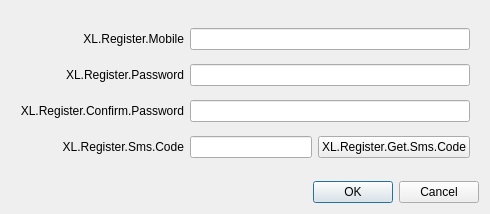
Above: UI/forms/XLRegisterDialog.ui from gechangli/obs-studio before the change. Below: the same form after it.
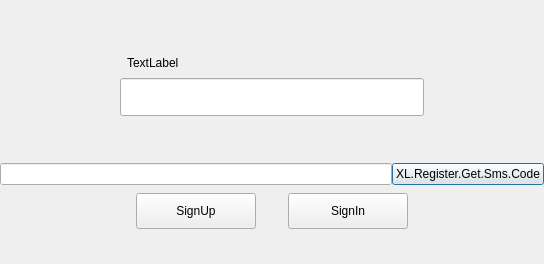
That is the form after the change. Icons and pictures are not drawn.

Commit message: working on register dialog

What changed in the file:
```diff
--- a/UI/forms/XLRegisterDialog.ui
+++ b/UI/forms/XLRegisterDialog.ui
@@ -9,10 +9,22 @@
    <rect>
     <x>0</x>
     <y>0</y>
-    <width>490</width>
-    <height>214</height>
+    <width>544</width>
+    <height>264</height>
    </rect>
   </property>
+  <property name="minimumSize">
+   <size>
+    <width>544</width>
+    <height>264</height>
+   </size>
+  </property>
+  <property name="maximumSize">
+   <size>
+    <width>544</width>
+    <height>264</height>
+   </size>
+  </property>
   <property name="windowTitle">
    <string>Dialog</string>
   </property>
@@ -23,6 +35,21 @@
    <bool>true</bool>
   </property>
   <layout class="QVBoxLayout" name="verticalLayout">
+   <property name="spacing">
+    <number>0</number>
+   </property>
+   <property name="leftMargin">
+    <number>0</number>
+   </property>
+   <property name="topMargin">
+    <number>26</number>
+   </property>
+   <property name="rightMargin">
+    <number>0</number>
+   </property>
+   <property name="bottomMargin">
+    <number>26</number>
+   </property>
    <item>
     <widget class="QFrame" name="frame">
      <property name="sizePolicy">
@@ -37,69 +64,180 @@
      <property name="frameShadow">
       <enum>QFrame::Raised</enum>
      </property>
-     <layout class="QGridLayout" name="gridLayout">
-      <item row="3" column="0">
-       <widget class="QLabel" name="passwordLabel">
-        <property name="text">
-         <string>XL.Register.Password</string>
+     <layout class="QVBoxLayout" name="verticalLayout_2">
+      <property name="spacing">
+       <number>0</number>
+      </property>
+      <property name="leftMargin">
+       <number>0</number>
+      </property>
+      <property name="topMargin">
+       <number>0</number>
+      </property>
+      <property name="rightMargin">
+       <number>0</number>
+      </property>
+      <property name="bottomMargin">
+       <number>0</number>
+      </property>
+      <item>
+       <widget class="QLabel" name="titleLabel">
+        <property name="sizePolicy">
+         <sizepolicy hsizetype="Expanding" vsizetype="Fixed">
+          <horstretch>0</horstretch>
+          <verstretch>0</verstretch>
+         </sizepolicy>
         </property>
-        <property name="alignment">
-         <set>Qt::AlignRight|Qt::AlignTrailing|Qt::AlignVCenter</set>
-        </property>
-       </widget>
-      </item>
-      <item row="5" column="0">
-       <widget class="QLabel" name="confirmPasswordLabel">
         <property name="text">
-         <string>XL.Register.Confirm.Password</string>
+         <string/>
         </property>
-        <property name="alignment">
-         <set>Qt::AlignRight|Qt::AlignTrailing|Qt::AlignVCenter</set>
+        <property name="pixmap">
+         <pixmap resource="obs.qrc">:/res/images/sign_up_title.png</pixmap>
         </property>
-       </widget>
-      </item>
-      <item row="1" column="0">
-       <widget class="QLabel" name="mobileLabel">
-        <property name="text">
-         <string>XL.Register.Mobile</string>
-        </property>
         <property name="alignment">
-         <set>Qt::AlignRight|Qt::AlignTrailing|Qt::AlignVCenter</set>
+         <set>Qt::AlignCenter</set>
         </property>
-       </widget>
-      </item>
-      <item row="7" column="0">
-       <widget class="QLabel" name="smsCodeLabel">
-        <property name="text">
-         <string>XL.Register.Sms.Code</string>
+        <property name="textInteractionFlags">
+         <set>Qt::NoTextInteraction</set>
         </property>
-        <property name="alignment">
-         <set>Qt::AlignRight|Qt::AlignTrailing|Qt::AlignVCenter</set>
-        </property>
        </widget>
       </item>
-      <item row="1" column="1">
-       <widget class="QLineEdit" name="mobileEdit">
-        <property name="inputMethodHints">
-         <set>Qt::ImhDialableCharactersOnly|Qt::ImhNoAutoUppercase</set>
+      <item>
+       <widget class="QWidget" name="warningBar" native="true">
+        <property name="sizePolicy">
+         <sizepolicy hsizetype="Expanding" vsizetype="Fixed">
+          <horstretch>0</horstretch>
+          <verstretch>0</verstretch>
+         </sizepolicy>
         </property>
+        <layout class="QHBoxLayout" name="horizontalLayout_2">
+         <property name="spacing">
+          <number>0</number>
+         </property>
+         <property name="leftMargin">
+          <number>120</number>
+         </property>
+         <property name="topMargin">
+          <number>0</number>
+         </property>
+         <property name="rightMargin">
+          <number>0</number>
+         </property>
+         <property name="bottomMargin">
+          <number>0</number>
+         </property>
+         <item>
+          <widget class="QLabel" name="warningIconLabel">
+           <property name="sizePolicy">
+            <sizepolicy hsizetype="Fixed" vsizetype="Fixed">
+             <horstretch>0</horstretch>
+             <verstretch>0</verstretch>
+            </sizepolicy>
+           </property>
+           <property name="text">
+            <string/>
+           </property>
+           <property name="pixmap">
+            <pixmap resource="obs.qrc">:/res/images/warning.png</pixmap>
+           </property>
+          </widget>
+         </item>
+         <item>
+          <widget class="QLabel" name="warningLabel">
+           <property name="text">
+            <string>TextLabel</string>
+           </property>
+          </widget>
+         </item>
+        </layout>
        </widget>
       </item>
-      <item row="3" column="1">
-       <widget class="QLineEdit" name="passwordEdit">
-        <property name="echoMode">
-         <enum>QLineEdit::Password</enum>
+      <item alignment="Qt::AlignHCenter">
+       <widget class="QWidget" name="editContainer" native="true">
+        <property name="minimumSize">
+         <size>
+          <width>304</width>
+          <height>77</height>
+         </size>
         </property>
-       </widget>
-      </item>
-      <item row="5" column="1">
-       <widget class="QLineEdit" name="confirmPasswordEdit">
-        <property name="echoMode">
-         <enum>QLineEdit::Password</enum>
+        <property name="maximumSize">
+         <size>
+          <width>304</width>
+          <height>77</height>
+         </size>
         </property>
+        <layout class="QVBoxLayout" name="verticalLayout_3">
+         <property name="spacing">
+          <number>0</number>
+         </property>
+         <property name="leftMargin">
+          <number>0</number>
+         </property>
+         <property name="topMargin">
+          <number>0</number>
+         </property>
+         <property name="rightMargin">
+          <number>0</number>
+         </property>
+         <property name="bottomMargin">
+          <number>0</number>
+         </property>
+         <item>
+          <widget class="QWidget" name="mobileContainer" native="true">
+           <property name="minimumSize">
+            <size>
+             <width>0</width>
+             <height>38</height>
+            </size>
+           </property>
+           <property name="maximumSize">
+            <size>
+             <width>16777215</width>
+             <height>38</height>
+            </size>
+           </property>
+           <layout class="QHBoxLayout" name="horizontalLayout_3">
+            <property name="spacing">
+             <number>0</number>
+            </property>
+            <property name="leftMargin">
+             <number>0</number>
+            </property>
+            <property name="topMargin">
+             <number>0</number>
+            </property>
+            <property name="rightMargin">
+             <number>0</number>
+            </property>
+            <property name="bottomMargin">
+             <number>0</number>
+            </property>
+            <item>
+             <widget class="QLineEdit" name="mobileEdit">
+              <property name="sizePolicy">
+               <sizepolicy hsizetype="Expanding" vsizetype="Expanding">
+                <horstretch>0</horstretch>
+                <verstretch>0</verstretch>
+               </sizepolicy>
+              </property>
+              <property name="focusPolicy">
+               <enum>Qt::NoFocus</enum>
+              </property>
+              <property name="inputMethodHints">
+               <set>Qt::ImhDialableCharactersOnly|Qt::ImhNoAutoUppercase</set>
+              </property>
+             </widget>
+            </item>
+           </layout>
+          </widget>
+         </item>
+         <item>
+          <widget class="QWidget" name="authCodeContainer" native="true"/>
+         </item>
+        </layout>
        </widget>
       </item>
-      <item row="7" column="1">
+      <item>
        <layout class="QHBoxLayout" name="horizontalLayout_4">
         <item>
          <widget class="QLineEdit" name="smsCodeEdit">
@@ -117,19 +255,86 @@
         </item>
        </layout>
       </item>
+      <item alignment="Qt::AlignHCenter">
+       <widget class="QWidget" name="buttonBox" native="true">
+        <property name="sizePolicy">
+         <sizepolicy hsizetype="Fixed" vsizetype="Fixed">
+          <horstretch>0</horstretch>
+          <verstretch>0</verstretch>
+         </sizepolicy>
+        </property>
+        <layout class="QHBoxLayout" name="horizontalLayout">
+         <property name="spacing">
+          <number>32</number>
+         </property>
+         <property name="leftMargin">
+          <number>0</number>
+         </property>
+         <property name="topMargin">
+          <number>0</number>
+         </property>
+         <property name="rightMargin">
+          <number>0</number>
+         </property>
+         <property name="bottomMargin">
+          <number>0</number>
+         </property>
+         <item>
+          <widget class="QPushButton" name="signUpButton">
+           <property name="sizePolicy">
+            <sizepolicy hsizetype="Fixed" vsizetype="Fixed">
+             <horstretch>0</horstretch>
+             <verstretch>0</verstretch>
+            </sizepolicy>
+           </property>
+           <property name="minimumSize">
+            <size>
+             <width>120</width>
+             <height>36</height>
+            </size>
+           </property>
+           <property name="maximumSize">
+            <size>
+             <width>120</width>
+             <height>36</height>
+            </size>
+           </property>
+           <property name="text">
+            <string>SignUp</string>
+           </property>
+          </widget>
+         </item>
+         <item>
+          <widget class="QPushButton" name="signInButton">
+           <property name="sizePolicy">
+            <sizepolicy hsizetype="Fixed" vsizetype="Fixed">
+             <horstretch>0</horstretch>
+             <verstretch>0</verstretch>
+            </sizepolicy>
+           </property>
+           <property name="minimumSize">
+            <size>
+             <width>120</width>
+             <height>36</height>
+            </size>
+           </property>
+           <property name="maximumSize">
+            <size>
+             <width>120</width>
+             <height>36</height>
+            </size>
+           </property>
+           <property name="text">
+            <string>SignIn</string>
+           </property>
+          </widget>
+         </item>
+        </layout>
+       </widget>
+      </item>
      </layout>
     </widget>
    </item>
-   <item>
-    <widget class="QDialogButtonBox" name="buttonBox">
-     <property name="orientation">
-      <enum>Qt::Horizontal</enum>
-     </property>
-     <property name="standardButtons">
-      <set>QDialogButtonBox::Cancel|QDialogButtonBox::Ok</set>
-     </property>
-    </widget>
-   </item>
   </layout>
  </widget>
  <resources>
```
Left out of the diff: 35 changed lines with no effect on the pictures. The commit also changes 36 other files.
